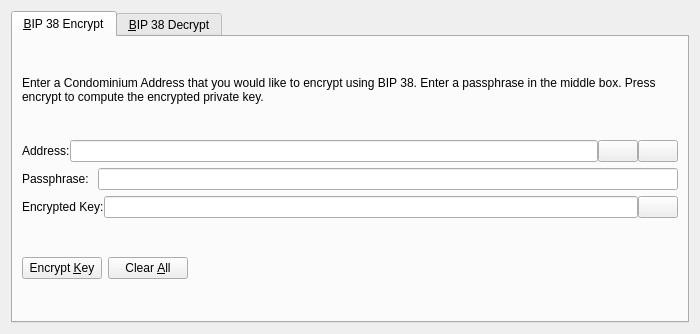
Above: src/qt/forms/bip38tooldialog.ui from goldprogr/ascoin before the change. Below: the same form after it.
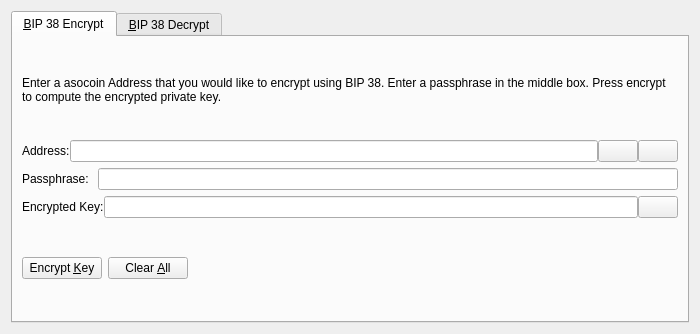
That is the form after the change. The open tabs and pages were chosen to show the change. Icons and pictures are not drawn. Custom widgets are drawn as their Qt base class.

What changed in the file:
```diff
--- a/src/qt/forms/bip38tooldialog.ui
+++ b/src/qt/forms/bip38tooldialog.ui
@@ -30,7 +30,7 @@
        <item>
         <widget class="QLabel" name="infoLabel_ENC">
          <property name="text">
-          <string>Enter a Condominium Address that you would like to encrypt using BIP 38. Enter a passphrase in the middle box. Press encrypt to compute the encrypted private key.</string>
+          <string>Enter a asocoin Address that you would like to encrypt using BIP 38. Enter a passphrase in the middle box. Press encrypt to compute the encrypted private key.</string>
          </property>
          <property name="textFormat">
           <enum>Qt::PlainText</enum>
```
Left out of the diff: 24 changed lines with no effect on the pictures.
